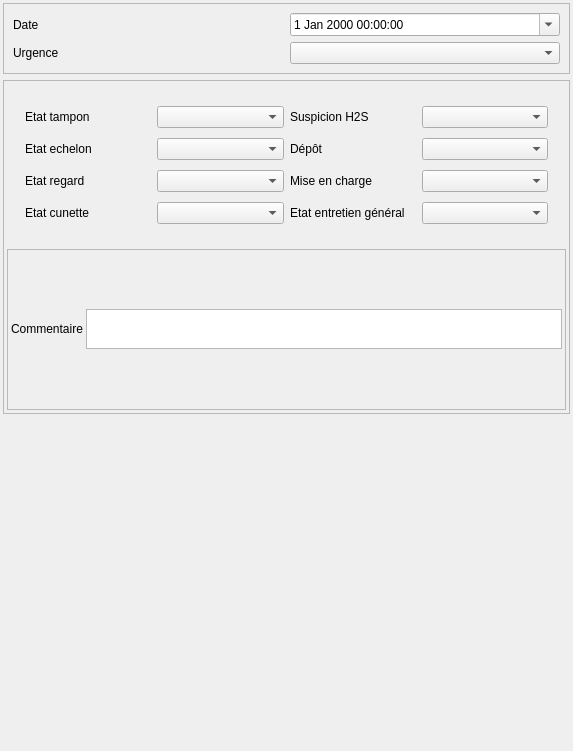
The window that Lamia/iface/qgiswidget/tools/toolprepro/base3_urbandrainage/lamiabase_ud_observation_tool_ui_2018SNCF.ui (Artelia/Lamia) describes before a commit, drawn with Qt 5.
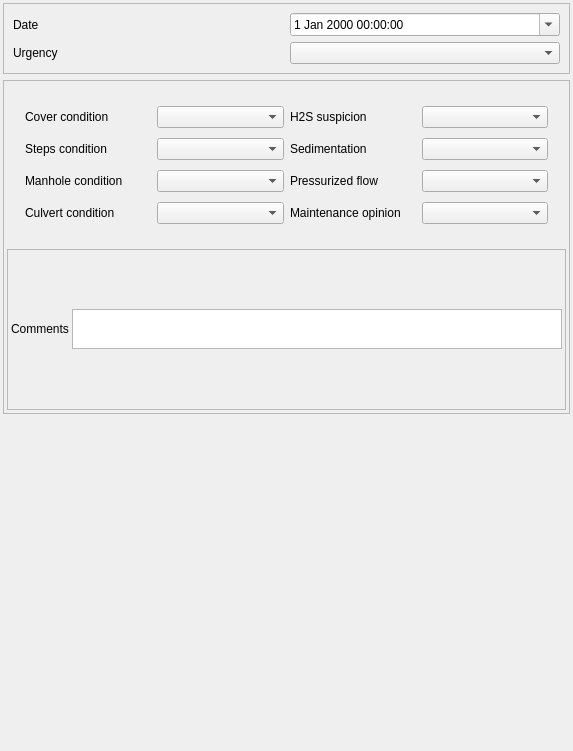
The same window after the commit. Icons and pictures are not drawn.

Diff of the .ui file:
```diff
--- a/Lamia/iface/qgiswidget/tools/toolprepro/base3_urbandrainage/lamiabase_ud_observation_tool_ui_2018SNCF.ui
+++ b/Lamia/iface/qgiswidget/tools/toolprepro/base3_urbandrainage/lamiabase_ud_observation_tool_ui_2018SNCF.ui
@@ -36,7 +36,7 @@
       <item row="1" column="0">
        <widget class="QLabel" name="label_5">
         <property name="text">
-         <string>Urgence</string>
+         <string>Urgency</string>
         </property>
        </widget>
       </item>
@@ -137,7 +137,7 @@
               <item row="0" column="0">
                <widget class="QLabel" name="label_10">
                 <property name="text">
-                 <string>Etat tampon</string>
+                 <string>Cover condition</string>
                 </property>
                </widget>
               </item>
@@ -147,14 +147,14 @@
               <item row="1" column="0">
                <widget class="QLabel" name="label_11">
                 <property name="text">
-                 <string>Etat echelon</string>
+                 <string>Steps condition</string>
                 </property>
                </widget>
               </item>
               <item row="3" column="0">
                <widget class="QLabel" name="label_13">
                 <property name="text">
-                 <string>Etat cunette</string>
+                 <string>Culvert condition</string>
                 </property>
                </widget>
               </item>
@@ -164,7 +164,7 @@
               <item row="2" column="0">
                <widget class="QLabel" name="label_12">
                 <property name="text">
-                 <string>Etat regard</string>
+                 <string>Manhole condition</string>
                 </property>
                </widget>
               </item>
@@ -177,7 +177,7 @@
               <item row="0" column="2">
                <widget class="QLabel" name="label_14">
                 <property name="text">
-                 <string>Suspicion H2S</string>
+                 <string>H2S suspicion</string>
                 </property>
                </widget>
               </item>
@@ -187,7 +187,7 @@
               <item row="1" column="2">
                <widget class="QLabel" name="label_15">
                 <property name="text">
-                 <string>Dépôt</string>
+                 <string>Sedimentation</string>
                 </property>
                </widget>
               </item>
@@ -197,7 +197,7 @@
               <item row="2" column="2">
                <widget class="QLabel" name="label_16">
                 <property name="text">
-                 <string>Mise en charge</string>
+                 <string>Pressurized flow</string>
                 </property>
                </widget>
               </item>
@@ -207,7 +207,7 @@
               <item row="3" column="2">
                <widget class="QLabel" name="label_17">
                 <property name="text">
-                 <string>Etat entretien général</string>
+                 <string>Maintenance opinion</string>
                 </property>
                </widget>
               </item>
@@ -323,7 +323,7 @@
          <item row="1" column="0">
           <widget class="QLabel" name="label_7">
            <property name="text">
-            <string>Commentaire</string>
+            <string>Comments</string>
            </property>
           </widget>
          </item>
```
Left out of the diff: 53 changed lines with no effect on the pictures.
